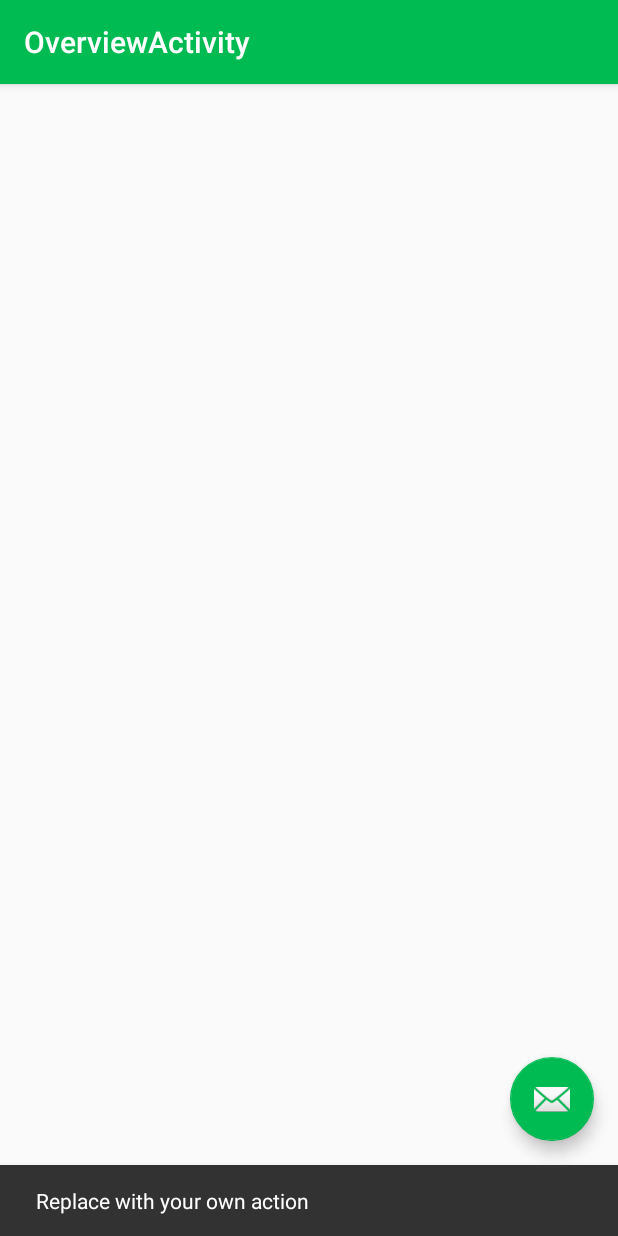
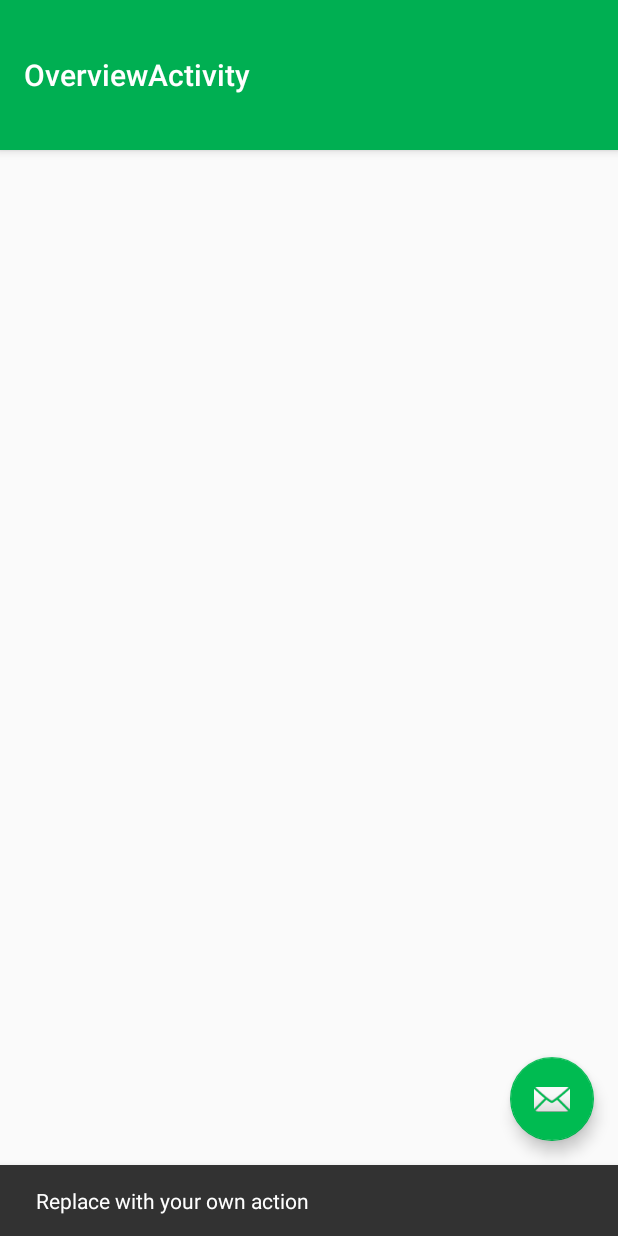
Before and after one commit to ashays/split-it, an Android app: the OverviewActivity screen opened directly, with no data from a screen before it, after a tap on an icon or button, on a phone screen of 412 x 824 dp. Run offline under Robolectric (Android 15) with nearby library versions, the phone set to English and light mode, and no system bars; libraries missing offline, so code that uses them is left out: com.firebase.client; 3 statements that could not run were skipped.

```diff
--- a/app/src/main/res/layout/activity_login.xml
+++ b/app/src/main/res/layout/activity_login.xml
@@ -4,7 +4,7 @@
     xmlns:tools="http://schemas.android.com/tools"
     android:layout_width="match_parent"
     android:layout_height="match_parent"
-    android:background="@android:color/black"
+    android:background="#262626"
     android:fitsSystemWindows="true"
     tools:context="com.splitit.splitit.LoginActivity"
     android:contextClickable="false"
--- a/app/src/main/res/layout/activity_overview.xml
+++ b/app/src/main/res/layout/activity_overview.xml
@@ -15,8 +15,8 @@
         <android.support.v7.widget.Toolbar
             android:id="@+id/toolbar"
             android:layout_width="match_parent"
-            android:layout_height="?attr/actionBarSize"
-            android:background="?attr/colorPrimary"
+            android:layout_height="100dip"
+            android:background="#00AF52"
             app:popupTheme="@style/AppTheme.PopupOverlay" />
 
     </android.support.design.widget.AppBarLayout>
```
Also changed, not shown: app/src/main/res/layout/activity_trip.xml (+14 -0 lines).
